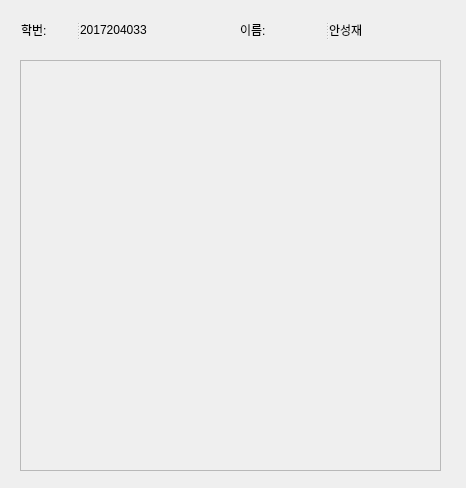
The window that ui/client.ui (sammy0329/ConcentrationAnalysis) describes before a commit, drawn with Qt 5.
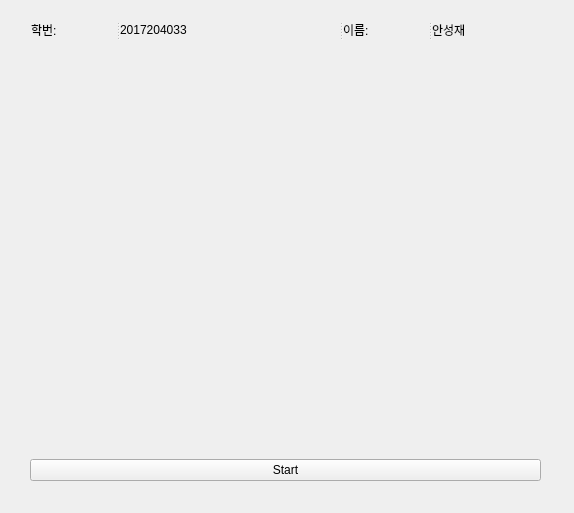
The same window after the commit.

Commit message: client opencv 작업 & main화면에서 client 클릭시 ip dialog로 받도록 수정

```diff
--- a/ui/client.ui
+++ b/ui/client.ui
@@ -6,45 +6,52 @@
    <rect>
     <x>0</x>
     <y>0</y>
-    <width>466</width>
-    <height>488</height>
+    <width>574</width>
+    <height>513</height>
    </rect>
   </property>
   <property name="windowTitle">
    <string>Form</string>
   </property>
-  <widget class="QScrollArea" name="Client_cam">
+  <widget class="QWidget" name="layoutWidget">
    <property name="geometry">
     <rect>
-     <x>20</x>
+     <x>30</x>
      <y>60</y>
-     <width>421</width>
-     <height>411</height>
+     <width>511</width>
+     <height>421</height>
     </rect>
    </property>
-   <property name="widgetResizable">
-    <bool>true</bool>
-   </property>
-   <widget class="QWidget" name="scrollAreaWidgetContents">
+   <layout class="QVBoxLayout" name="verticalLayout">
+    <item>
+     <widget class="QLabel" name="image_label">
+      <property name="text">
+       <string/>
+      </property>
+     </widget>
+    </item>
+    <item>
+     <widget class="QPushButton" name="control_bt">
+      <property name="text">
+       <string>Start</string>
+      </property>
+     </widget>
+    </item>
+   </layout>
+  </widget>
+  <widget class="QSplitter" name="splitter_3">
     <property name="geometry">
      <rect>
-      <x>0</x>
-      <y>0</y>
-      <width>419</width>
-      <height>409</height>
-     </rect>
-    </property>
-   </widget>
-  </widget>
+     <x>31</x>
+     <y>20</y>
+     <width>511</width>
+     <height>20</height>
+    </rect>
+   </property>
+   <property name="orientation">
+    <enum>Qt::Horizontal</enum>
+   </property>
   <widget class="QSplitter" name="splitter">
-   <property name="geometry">
-    <rect>
-     <x>21</x>
-     <y>20</y>
-     <width>201</width>
-     <height>20</height>
-    </rect>
-   </property>
    <property name="orientation">
     <enum>Qt::Horizontal</enum>
    </property>
@@ -60,14 +67,6 @@
    </widget>
   </widget>
   <widget class="QSplitter" name="splitter_2">
-   <property name="geometry">
-    <rect>
-     <x>240</x>
-     <y>20</y>
-     <width>201</width>
-     <height>20</height>
-    </rect>
-   </property>
    <property name="orientation">
     <enum>Qt::Horizontal</enum>
    </property>
@@ -80,6 +79,7 @@
     <property name="text">
      <string>안성재</string>
     </property>
+    </widget>
    </widget>
   </widget>
  </widget>
```
Lines whose indentation alone changed are shown as unchanged. The commit also changes 8 other files.
